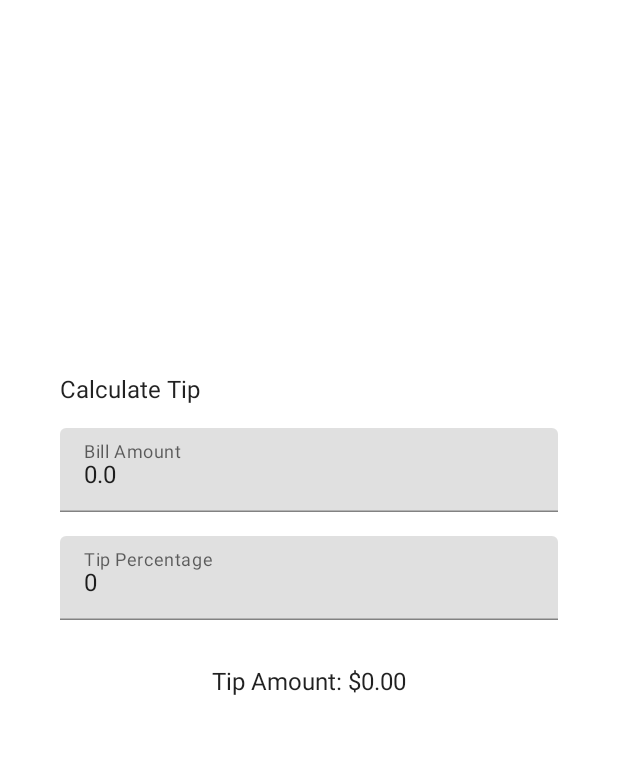
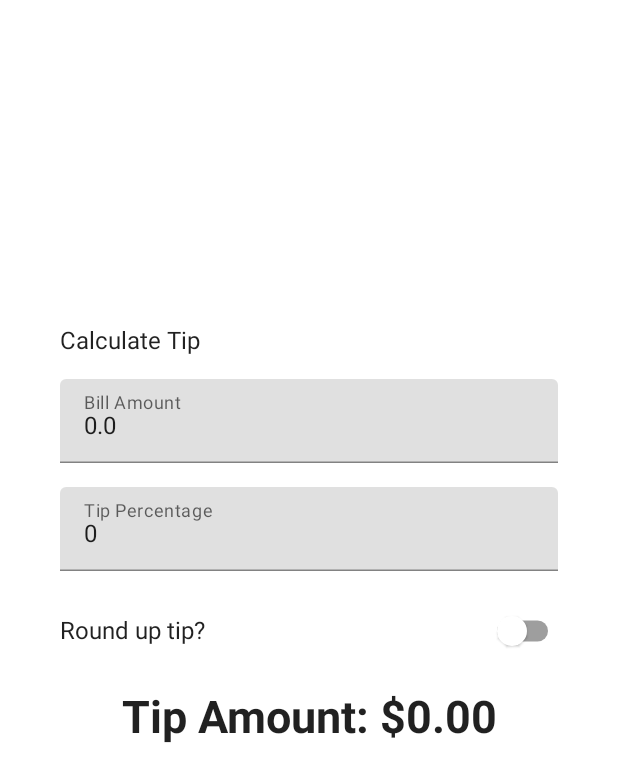
Before and after one commit to hakimamarullah/greeting-android, an Android app built with Jetpack Compose: the screen it shows after launch (MainActivity), on a phone screen of 412 x 824 dp. Shown: the top 782 px of the screen. Run offline under Robolectric (Android 15) with nearby library versions, the phone set to English and light mode, and no system bars.

Commit message:
Add toggle round up

```diff
--- a/app/src/main/java/com/example/greetingcard/MainActivity.kt
+++ b/app/src/main/java/com/example/greetingcard/MainActivity.kt
@@ -8,18 +8,17 @@ import androidx.compose.foundation.layout.*
 import androidx.compose.foundation.rememberScrollState
 import androidx.compose.foundation.text.KeyboardOptions
 import androidx.compose.foundation.verticalScroll
-import androidx.compose.material.MaterialTheme
-import androidx.compose.material.Surface
-import androidx.compose.material.Text
-import androidx.compose.material.TextField
+import androidx.compose.material.*
 import androidx.compose.runtime.*
 import androidx.compose.ui.Alignment
 import androidx.compose.ui.Modifier
 import androidx.compose.ui.res.stringResource
+import androidx.compose.ui.text.font.FontWeight
 import androidx.compose.ui.text.input.ImeAction
 import androidx.compose.ui.text.input.KeyboardType
 import androidx.compose.ui.tooling.preview.Preview
 import androidx.compose.ui.unit.dp
+import androidx.compose.ui.unit.sp
 import com.example.greetingcard.ui.theme.TipCalculatorTheme
 import java.text.NumberFormat
 
@@ -45,7 +44,8 @@ class MainActivity : ComponentActivity() {
 fun TipTimeApp() {
     var billInput by remember { mutableStateOf("0.0") }
     var tipPercent by remember { mutableStateOf("0") }
-    val tip = calculateTip(billInput.toDoubleOrNull() ?: 0.0, tipPercent.toIntOrNull())
+    var roundUp by remember { mutableStateOf(false) }
+    val tip = calculateTip(billInput.toDoubleOrNull() ?: 0.0, tipPercent.toIntOrNull(), roundUp)
     Column(
         modifier = Modifier
             .statusBarsPadding()
@@ -74,6 +74,7 @@ fun TipTimeApp() {
                 .padding(bottom = 16.dp)
                 .fillMaxWidth()
         )
+        RoundUpToggle(checked = roundUp, onCheckedChange = { roundUp = it })
         TotalTipText(tip = NumberFormat.getCurrencyInstance().format(tip))
         Spacer(modifier = Modifier.height(150.dp))
     }
@@ -108,22 +109,54 @@ fun NumberInputField(
         onValueChange = onValueChange,
         singleLine = true,
         label = { (Text(text = stringResource(id = label))) },
-        keyboardOptions = KeyboardOptions(keyboardType = KeyboardType.Number, imeAction = imeAction),
+        keyboardOptions = KeyboardOptions(
+            keyboardType = KeyboardType.Number,
+            imeAction = imeAction
+        ),
         modifier = modifier
     )
+}
+
+
+@Composable
+fun RoundUpToggle(
+    checked: Boolean = false,
+    onCheckedChange: (Boolean) -> Unit,
+    modifier: Modifier = Modifier
+) {
+    Row(
+        modifier = modifier.fillMaxWidth(),
+        verticalAlignment = Alignment.CenterVertically,
+        horizontalArrangement = Arrangement.SpaceBetween
+    ) {
+        Text(text = stringResource(id = R.string.round_up_tip))
+        Switch(
+            checked = checked,
+            onCheckedChange = onCheckedChange,
+            modifier = modifier
+                .fillMaxWidth()
+                .wrapContentWidth(Alignment.End)
+        )
+    }
 }
 
 @Composable
 fun TotalTipText(tip: String) {
     Text(
         text = stringResource(id = R.string.tip_amount, tip),
+        fontSize = 30.sp,
+        fontWeight = FontWeight.Bold,
         modifier = Modifier.padding(top = 16.dp),
     )
 }
 
 
-fun calculateTip(amount: Double, percentage: Int?): Double {
-    return (percentage ?: 0 )/ 100.0 * amount;
+fun calculateTip(amount: Double, percentage: Int?, roundUp: Boolean = false): Double {
+    var tip = (percentage ?: 0) / 100.0 * amount
+    if (roundUp) {
+        tip = kotlin.math.ceil(tip)
+    }
+    return tip
 }
 
 @Preview(showBackground = true, showSystemUi = true)
```
